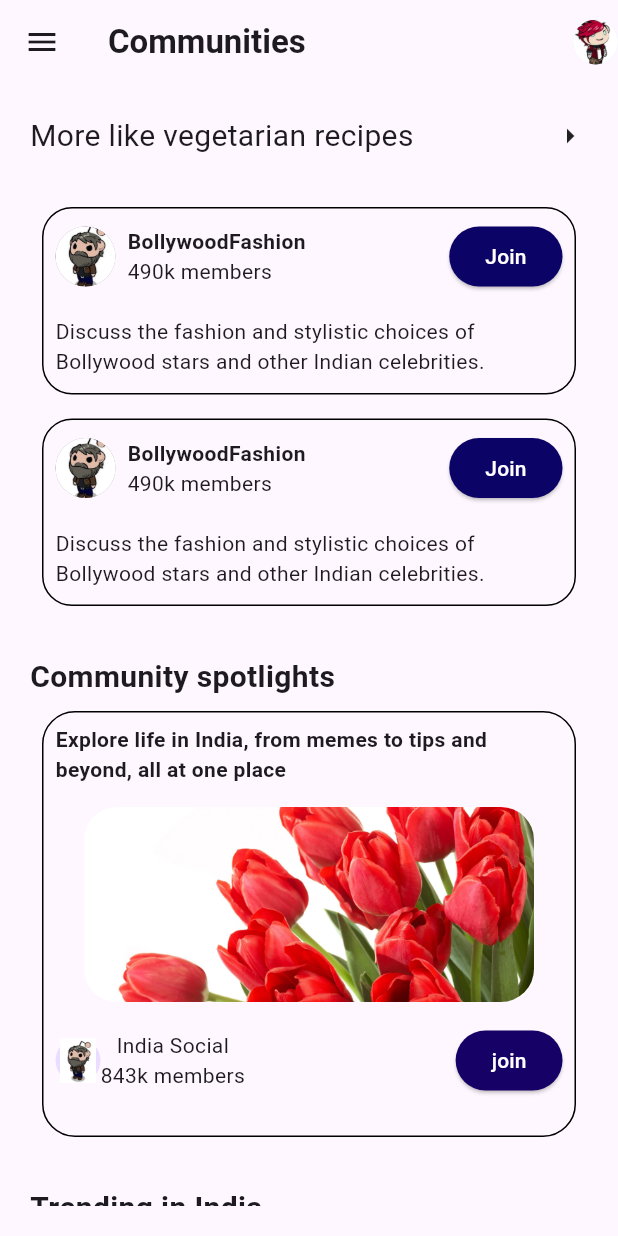
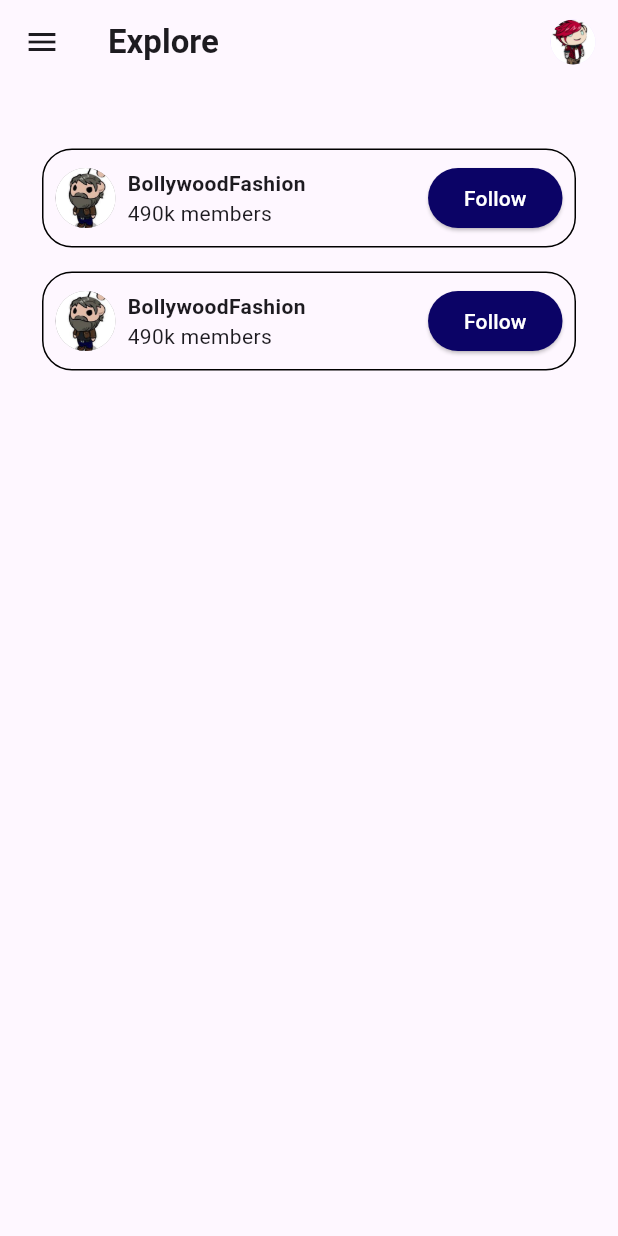
Before and after one commit to najeebnaju512/reddit_clone, a Flutter app: the CommunityScreen screen opened directly, on a phone screen of 412 x 824 dp. Run offline on Flutter 3.47's test engine with Material 3 defaults, Android fonts, the phone set to English and light mode, and no system bars; drawn by our look-alikes of carousel_slider; our stand-ins replace google_fonts, image_picker, shared_preferences; accounts and stored records are empty; statements that could not run were skipped.

Commit message:
explore added

```diff
--- a/lib/presentation/bottom_navigation_screen/view/bottom_navigation_screen.dart
+++ b/lib/presentation/bottom_navigation_screen/view/bottom_navigation_screen.dart
@@ -60,7 +60,7 @@ class BottomNavScreen extends StatelessWidget {
                     ),
                     BottomNavigationBarItem(
                       icon: Icon(Icons.groups),
-                      label: 'Communities',
+                      label: 'Explore',
                     ),
                     BottomNavigationBarItem(
                       icon: Icon(Icons.add),
--- a/lib/presentation/communities_screen/view/communities_screen.dart
+++ b/lib/presentation/communities_screen/view/communities_screen.dart
@@ -1,12 +1,6 @@
-import 'dart:convert';
 import 'package:flutter/material.dart';
-import 'package:http/http.dart' as http;
-
-import 'package:clone_app/database/db.dart';
-import 'package:clone_app/presentation/community_search_screen/view/community_search_screen.dart';
 import 'package:clone_app/repository/community_screen_widget.dart';
 import 'package:clone_app/repository/drawer_widget.dart';
-import 'package:carousel_slider/carousel_slider.dart';
 
 class CommunityScreen extends StatefulWidget {
   const CommunityScreen({super.key});
@@ -19,7 +13,7 @@ class _CommunityScreenState extends State<CommunityScreen> {
     return Scaffold(
       appBar: AppBar(
         title: Text(
-          "Communities",
+          "Explore",
           style: TextStyle(fontWeight: FontWeight.bold),
         ),
         actions: [
@@ -38,6 +32,7 @@ class _CommunityScreenState extends State<CommunityScreen> {
             radius: 15,
             backgroundImage: AssetImage("assets/images/reddit3.jpg"),
           ),
+          SizedBox(width: 15),
         ],
       ),
       drawer: drawer(),
@@ -48,17 +43,17 @@ class _CommunityScreenState extends State<CommunityScreen> {
             mainAxisAlignment: MainAxisAlignment.start,
             crossAxisAlignment: CrossAxisAlignment.start,
             children: [
-              Row(
-                children: [
-                  Text(
-                    "More like vegetarian recipes",
-                    style: TextStyle(fontSize: 20, fontWeight: FontWeight.w400),
-                  ),
-                  Spacer(),
-                  Icon(Icons.arrow_right),
-                ],
-              ),
-              SizedBox(height: 25),
+              // Row(
+              //   children: [
+              //     // Text(
+              //     //   "More like  recipes",
+              //     //   style: TextStyle(fontSize: 20, fontWeight: FontWeight.w400),
+              //     // ),
+              //     Spacer(),
+              //     Icon(Icons.arrow_right),
+              //   ],
+              // ),
+              SizedBox(height: 15),
               Column(
                 children: [
                   SingleChildScrollView(
@@ -74,188 +69,188 @@ class _CommunityScreenState extends State<CommunityScreen> {
                 ],
               ),
               SizedBox(height: 25),
-              Text(
-                "Community spotlights",
-                style: TextStyle(fontSize: 20, fontWeight: FontWeight.bold),
-              ),
-              SingleChildScrollView(
-                child: CarouselSlider.builder(
-                    itemCount: 1,
-                    itemBuilder: (context, index, realIndex) => Container(
-                        margin: EdgeInsets.all(8.0),
-                        decoration: BoxDecoration(
-                            border: Border.all(width: 1),
-                            borderRadius: BorderRadius.circular(22)),
-                        child: Padding(
-                          padding: const EdgeInsets.all(8.0),
-                          child: Column(children: [
-                            Text(
-                                "Explore life in India, from memes to tips and beyond, all at one place",
-                                style: TextStyle(fontWeight: FontWeight.bold)),
-                            SizedBox(height: 15),
-                            Container(
-                              height: 130,
-                              width: 300,
-                              decoration: BoxDecoration(
-                                borderRadius: BorderRadius.circular(22),
-                                image: DecorationImage(
-                                    image:
-                                        AssetImage("assets/images/flower.jpg"),
-                                    fit: BoxFit.cover),
-                              ),
-                            ),
-                            SizedBox(height: 15),
-                            Row(
-                              children: [
-                                CircleAvatar(
-                                    radius: 15,
-                                    child: Image.asset(
-                                        "assets/images/reddit1.jpg")),
-                                Column(
-                                  children: [
-                                    Text("India Social"),
-                                    Text("843k members"),
-                                  ],
-                                ),
-                                Spacer(),
-                                ElevatedButton(
-                                  style: ElevatedButton.styleFrom(
-                                    backgroundColor:
-                                        Color.fromARGB(255, 22, 2, 102),
-                                  ),
-                                  onPressed: () {},
-                                  child: Text(
-                                    "join",
-                                    style: TextStyle(color: Colors.white),
-                                  ),
-                                ),
-                              ],
-                            )
-                          ]),
-                        )),
-                    options: CarouselOptions(
-                        height: 300, autoPlay: true, viewportFraction: 1)),
-              ),
-              SizedBox(height: 25),
-              Text(
-                "Trending in India",
-                style: TextStyle(fontSize: 20, fontWeight: FontWeight.bold),
-              ),
-              Column(
-                children: [
-                  SingleChildScrollView(
-                    child: ListView.builder(
-                      //scrollDirection: Axis.horizontal,
-                      itemCount: 2,
-                      shrinkWrap: true,
-                      physics: NeverScrollableScrollPhysics(),
-                      itemBuilder: (BuildContext context, int index) =>
-                          CommunityScreenWidget(),
-                    ),
-                  ),
-                ],
-              ),
-              SizedBox(height: 25),
-              Text(
-                "Top in India",
-                style: TextStyle(fontSize: 20, fontWeight: FontWeight.bold),
-              ),
-              Column(
-                children: [
-                  SingleChildScrollView(
-                    child: ListView.builder(
-                      //scrollDirection: Axis.horizontal,
-                      itemCount: 2,
-                      shrinkWrap: true,
-                      physics: NeverScrollableScrollPhysics(),
-                      itemBuilder: (BuildContext context, int index) =>
-                          CommunityScreenWidget(),
-                    ),
-                  ),
-                ],
-              ),
-              SizedBox(height: 25),
-              Text(
-                "More like Bollywood",
-                style: TextStyle(fontSize: 20, fontWeight: FontWeight.bold),
-              ),
-              Column(
-                children: [
-                  SingleChildScrollView(
-                    child: ListView.builder(
-                      //scrollDirection: Axis.horizontal,
-                      itemCount: 2,
-                      shrinkWrap: true,
-                      physics: NeverScrollableScrollPhysics(),
-                      itemBuilder: (BuildContext context, int index) =>
-                          CommunityScreenWidget(),
-                    ),
-                  ),
-                ],
-              ),
-              SizedBox(height: 25),
-              Text(
-                "Trending Globally",
-                style: TextStyle(fontSize: 20, fontWeight: FontWeight.bold),
-              ),
-              Column(
-                children: [
-                  SingleChildScrollView(
-                    child: ListView.builder(
-                      //scrollDirection: Axis.horizontal,
-                      itemCount: 2,
-                      shrinkWrap: true,
-                      physics: NeverScrollableScrollPhysics(),
-                      itemBuilder: (BuildContext context, int index) =>
-                          CommunityScreenWidget(),
-                    ),
-                  ),
-                ],
-              ),
-              SizedBox(height: 25),
-              Text(
-                "Top Globally",
-                style: TextStyle(fontSize: 20, fontWeight: FontWeight.bold),
-              ),
-              Column(
-                children: [
-                  SingleChildScrollView(
-                    child: ListView.builder(
-                      //scrollDirection: Axis.horizontal,
-                      itemCount: 2,
-                      shrinkWrap: true,
-                      physics: NeverScrollableScrollPhysics(),
-                      itemBuilder: (BuildContext context, int index) =>
-                          CommunityScreenWidget(),
-                    ),
-                  ),
-                ],
-              ),
-              Row(
-                children: [
-                  Icon(Icons.track_changes),
-                  Text(
-                    "Community top Charts",
-                    style: TextStyle(fontSize: 20, fontWeight: FontWeight.bold),
-                  ),
-                ],
-              ),
-              SingleChildScrollView(
-                child: Column(
-                  children: [
-                    ListView.builder(
-                        shrinkWrap: true,
-                        physics: NeverScrollableScrollPhysics(),
-                        itemCount: communitytopcharts.length,
-                        itemBuilder: (Builder, index) => ListTile(
-                              title: Text(
-                                communitytopcharts[index],
-                              ),
-                              trailing: Icon(Icons.arrow_right),
-                            ))
-                  ],
-                ),
-              ),
+              // Text(
+              //   "Community spotlights",
+              //   style: TextStyle(fontSize: 20, fontWeight: FontWeight.bold),
+              // ),
+              // SingleChildScrollView(
+              //   child: CarouselSlider.builder(
+              //       itemCount: 1,
+              //       itemBuilder: (context, index, realIndex) => Container(
+              //           margin: EdgeInsets.all(8.0),
+              //           decoration: BoxDecoration(
+              //               border: Border.all(width: 1),
+              //               borderRadius: BorderRadius.circular(22)),
+              //           child: Padding(
+              //             padding: const EdgeInsets.all(8.0),
+              //             child: Column(children: [
+              //               Text(
+              //                   "Explore life in India, from memes to tips and beyond, all at one place",
+              //                   style: TextStyle(fontWeight: FontWeight.bold)),
+              //               SizedBox(height: 15),
+              //               Container(
+              //                 height: 130,
+              //                 width: 300,
+              //                 decoration: BoxDecoration(
+              //                   borderRadius: BorderRadius.circular(22),
+              //                   image: DecorationImage(
+              //                       image:
+              //                           AssetImage("assets/images/flower.jpg"),
+              //                       fit: BoxFit.cover),
+              //                 ),
+              //               ),
+              //               SizedBox(height: 15),
+              //               Row(
+              //                 children: [
+              //                   CircleAvatar(
+              //                       radius: 15,
+              //                       child: Image.asset(
+              //                           "assets/images/reddit1.jpg")),
+              //                   Column(
+              //                     children: [
+              //                       Text("India Social"),
+              //                       Text("843k members"),
+              //                     ],
+              //                   ),
+              //                   Spacer(),
+              //                   ElevatedButton(
+              //                     style: ElevatedButton.styleFrom(
+              //                       backgroundColor:
+              //                           Color.fromARGB(255, 22, 2, 102),
+              //                     ),
+              //                     onPressed: () {},
+              //                     child: Text(
+              //                       "join",
+              //                       style: TextStyle(color: Colors.white),
+              //                     ),
+              //                   ),
+              //                 ],
+              //               )
+              //             ]),
+              //           )),
+              //       options: CarouselOptions(
+              //           height: 300, autoPlay: true, viewportFraction: 1)),
+              // ),
+              // SizedBox(height: 25),
+              // Text(
+              //   "Trending in India",
+              //   style: TextStyle(fontSize: 20, fontWeight: FontWeight.bold),
+              // ),
+              // Column(
+              //   children: [
+              //     SingleChildScrollView(
+              //       child: ListView.builder(
+              //         //scrollDirection: Axis.horizontal,
+              //         itemCount: 2,
+              //         shrinkWrap: true,
+              //         physics: NeverScrollableScrollPhysics(),
+              //         itemBuilder: (BuildContext context, int index) =>
+              //             CommunityScreenWidget(),
+              //       ),
+              //     ),
+              //   ],
+              // ),
+              // SizedBox(height: 25),
+              // Text(
+              //   "Top in India",
+              //   style: TextStyle(fontSize: 20, fontWeight: FontWeight.bold),
+              // ),
+              // Column(
+              //   children: [
+              //     SingleChildScrollView(
+              //       child: ListView.builder(
+              //         //scrollDirection: Axis.horizontal,
+              //         itemCount: 2,
+              //         shrinkWrap: true,
+              //         physics: NeverScrollableScrollPhysics(),
+              //         itemBuilder: (BuildContext context, int index) =>
+              //             CommunityScreenWidget(),
+              //       ),
+              //     ),
+              //   ],
+              // ),
+              // SizedBox(height: 25),
+              // Text(
+              //   "More like Bollywood",
+              //   style: TextStyle(fontSize: 20, fontWeight: FontWeight.bold),
+              // ),
+              // Column(
+              //   children: [
+              //     SingleChildScrollView(
+              //       child: ListView.builder(
+              //         //scrollDirection: Axis.horizontal,
+              //         itemCount: 2,
+              //         shrinkWrap: true,
+              //         physics: NeverScrollableScrollPhysics(),
+              //         itemBuilder: (BuildContext context, int index) =>
+              //             CommunityScreenWidget(),
+              //       ),
+              //     ),
+              //   ],
+              // ),
+              // SizedBox(height: 25),
+              // Text(
+              //   "Trending Globally",
+              //   style: TextStyle(fontSize: 20, fontWeight: FontWeight.bold),
+              // ),
+              // Column(
+              //   children: [
+              //     SingleChildScrollView(
+              //       child: ListView.builder(
+              //         //scrollDirection: Axis.horizontal,
+              //         itemCount: 2,
+              //         shrinkWrap: true,
+              //         physics: NeverScrollableScrollPhysics(),
+              //         itemBuilder: (BuildContext context, int index) =>
+              //             CommunityScreenWidget(),
+              //       ),
+              //     ),
+              //   ],
+              // ),
+              // SizedBox(height: 25),
+              // Text(
+              //   "Top Globally",
+              //   style: TextStyle(fontSize: 20, fontWeight: FontWeight.bold),
+              // ),
+              // Column(
+              //   children: [
+              //     SingleChildScrollView(
+              //       child: ListView.builder(
+              //         //scrollDirection: Axis.horizontal,
+              //         itemCount: 2,
+              //         shrinkWrap: true,
+              //         physics: NeverScrollableScrollPhysics(),
+              //         itemBuilder: (BuildContext context, int index) =>
+              //             CommunityScreenWidget(),
+              //       ),
+              //     ),
+              //   ],
+              // ),
+              // Row(
+              //   children: [
+              //     Icon(Icons.track_changes),
+              //     Text(
+              //       "Community top Charts",
+              //       style: TextStyle(fontSize: 20, fontWeight: FontWeight.bold),
+              //     ),
+              //   ],
+              // ),
+              // SingleChildScrollView(
+              //   child: Column(
+              //     children: [
+              //       ListView.builder(
+              //           shrinkWrap: true,
+              //           physics: NeverScrollableScrollPhysics(),
+              //           itemCount: communitytopcharts.length,
+              //           itemBuilder: (Builder, index) => ListTile(
+              //                 title: Text(
+              //                   communitytopcharts[index],
+              //                 ),
+              //                 trailing: Icon(Icons.arrow_right),
+              //               ))
+              // ],
+              // ),
+              // ),
             ],
           ),
         ),
--- a/lib/repository/community_screen_widget.dart
+++ b/lib/repository/community_screen_widget.dart
@@ -13,7 +13,6 @@ class _CommunityScreenWidgetState extends State<CommunityScreenWidget> {
     return SingleChildScrollView(
       child: Container(
         width: double.infinity,
-        height: 125,
         decoration: BoxDecoration(
           borderRadius: BorderRadius.circular(20),
           border: Border.all(width: 1),
@@ -53,19 +52,9 @@ class _CommunityScreenWidgetState extends State<CommunityScreenWidget> {
                             102), // Change the background color here
                       ),
                       child: Text(
-                        "Join",
+                        "Follow",
                         style: TextStyle(color: Colors.white),
                       )),
-                ],
-              ),
-            ),
-            Padding(
-              padding: EdgeInsets.all(8.0),
-              child: Column(
-                crossAxisAlignment: CrossAxisAlignment.start,
-                children: [
-                  Text(
-                      "Discuss the fashion and stylistic choices of Bollywood stars and other Indian celebrities.")
                 ],
               ),
             ),
```
